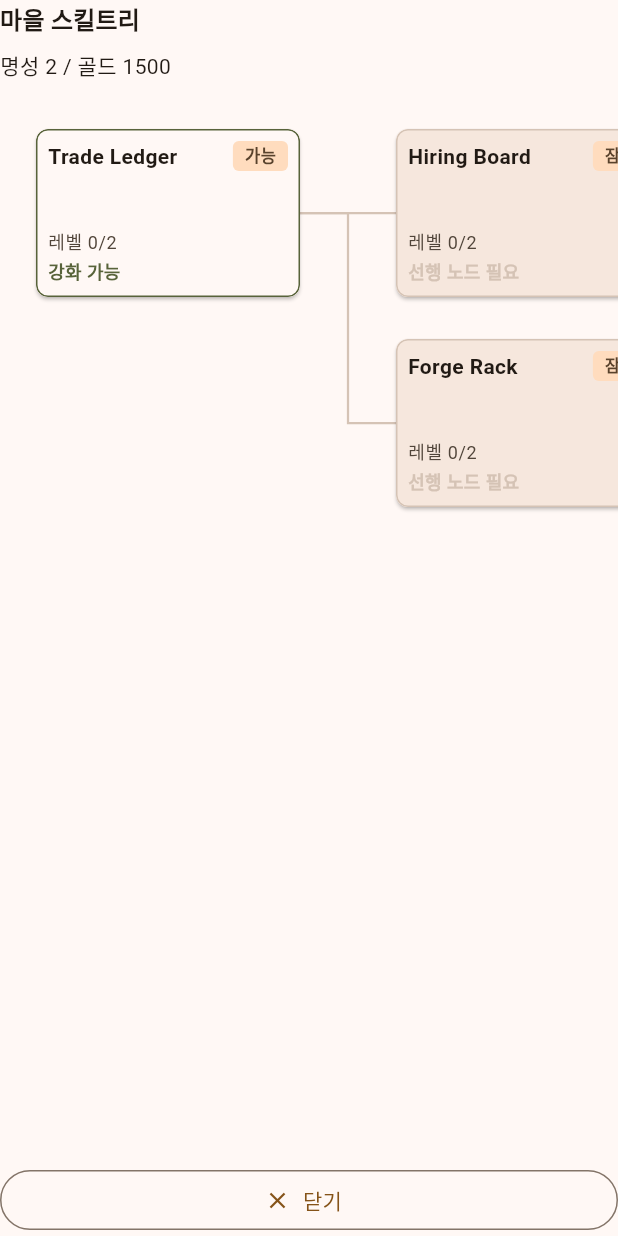
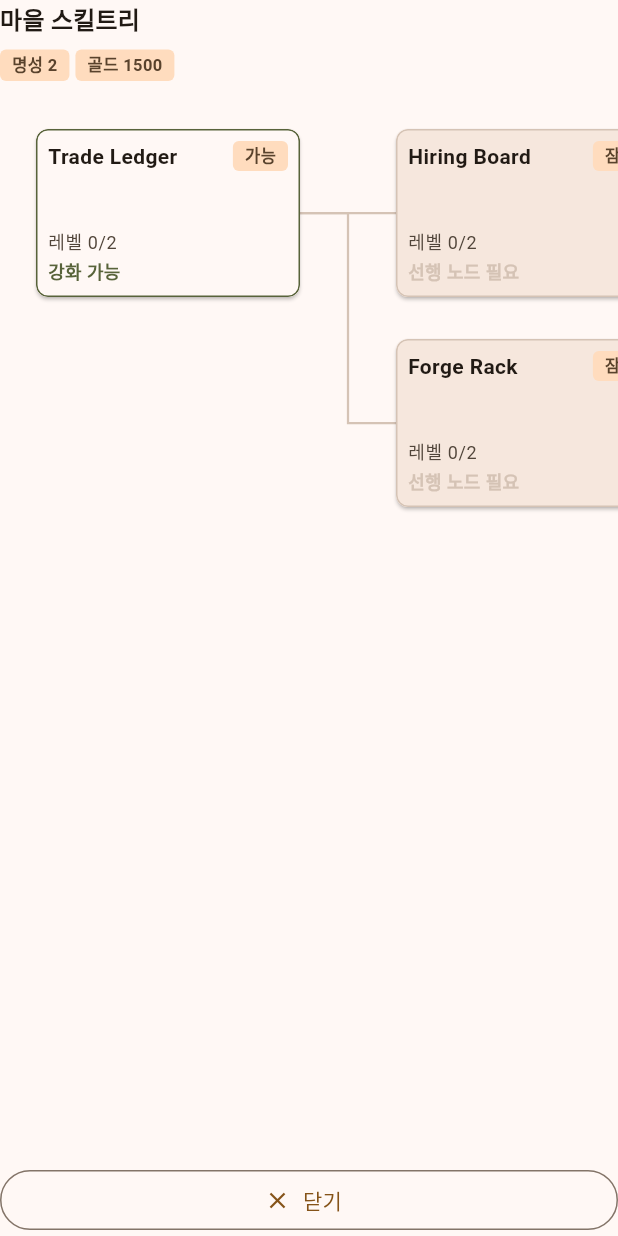
Before and after one commit to lickelon/alchemist-hunter, a Flutter app: the TownSkillTreeSheet widget shown alone on an empty page, opened directly, on a phone screen of 412 x 824 dp. Run offline on Flutter 3.47's test engine with Material 3 defaults, Android fonts, the phone set to English and light mode, and no system bars; our stand-ins replace flutter_riverpod.

Commit message:
Polish remaining visible labels

```diff
--- a/lib/features/battle/presentation/widgets/battle_stage_drop_line.dart
+++ b/lib/features/battle/presentation/widgets/battle_stage_drop_line.dart
@@ -21,7 +21,7 @@ class BattleStageDropLine extends StatelessWidget {
         const SizedBox(width: AppSpacing.sm),
         Expanded(
           child: Text(
-            '${drop.materialName} ${drop.quantityLabel} / ${drop.chanceLabel}',
+            '${drop.materialName} ${drop.quantityLabel}, ${drop.chanceLabel}',
             style: Theme.of(context).textTheme.bodySmall,
           ),
         ),
--- a/lib/features/characters/presentation/viewmodels/character_detail_selectors.dart
+++ b/lib/features/characters/presentation/viewmodels/character_detail_selectors.dart
@@ -87,7 +87,7 @@ List<String> characterDetailLines(
     MercenaryTier.champion => '챔피언 전열',
     MercenaryTier.legend => '전설 전열',
   };
-  return <String>['직군 $combatDisciplineLabel / 전열 $role'];
+  return <String>['직군 $combatDisciplineLabel, 전열 $role'];
 }
 
 String _tierMaterialDisplayName(CharacterProgress character) {
--- a/lib/features/characters/presentation/viewmodels/character_list_item_builder.dart
+++ b/lib/features/characters/presentation/viewmodels/character_list_item_builder.dart
@@ -22,7 +22,7 @@ CharacterListItemView buildCharacterListItemView({
     character: character,
     typeLabel: characterTypeLabel(character.type),
     growthLabel:
-        '레벨 ${character.level} / 랭크 ${character.rank} / 티어 ${character.tierIndex}',
+        '레벨 ${character.level}, 랭크 ${character.rank}, 티어 ${character.tierIndex}',
     rankHint: characterRankHint(character),
     tierHint: characterTierHint(character, inventory),
     tierMaterialLabel: characterTierMaterialLabel(character, inventory),
--- a/lib/features/town/presentation/widgets/sheets/town_skill_tree_sheet.dart
+++ b/lib/features/town/presentation/widgets/sheets/town_skill_tree_sheet.dart
@@ -1,3 +1,5 @@
+import 'package:alchemist_hunter/common/themes/app_spacing.dart';
+import 'package:alchemist_hunter/common/widgets/app_badge.dart';
 import 'package:alchemist_hunter/common/widgets/app_sheet_layout.dart';
 import 'package:alchemist_hunter/common/widgets/skill_tree_graph_view.dart';
 import 'package:alchemist_hunter/common/widgets/skill_tree_node_detail_dialog.dart';
@@ -19,7 +21,14 @@ class TownSkillTreeSheet extends ConsumerWidget {
 
     return AppSheetLayout(
       title: '마을 스킬트리',
-      header: Text('명성 $townInsight / 골드 $gold'),
+      header: Wrap(
+        spacing: AppSpacing.sm,
+        runSpacing: AppSpacing.sm,
+        children: <Widget>[
+          AppBadge(label: '명성 $townInsight'),
+          AppBadge(label: '골드 $gold'),
+        ],
+      ),
       body: SkillTreeGraphView(
         nodes: nodes
             .map((TownSkillNodeView node) => node.toGraphNode())
--- a/lib/features/workshop/crafting/presentation/viewmodels/discovered_potion_recipe_selectors.dart
+++ b/lib/features/workshop/crafting/presentation/viewmodels/discovered_potion_recipe_selectors.dart
@@ -140,7 +140,7 @@ String _traitRatioLabel(
   }
   final MapEntry<String, double> main = entries[0];
   final MapEntry<String, double> sub = entries[1];
-  return '메인 ${traitNames[main.key] ?? main.key} ${_ratioPercent(main.value)} / '
+  return '메인 ${traitNames[main.key] ?? main.key} ${_ratioPercent(main.value)}, '
       '서브 ${traitNames[sub.key] ?? sub.key} ${_ratioPercent(sub.value)}';
 }
 
@@ -149,7 +149,7 @@ String _discoveredRecipeSummary(
   PotionQualityGrade quality, {
   required Map<String, String> traitNames,
 }) {
-  return '${_traitRatioLabel(requiredTraits, traitNames: traitNames)} / 최고 ${quality.name.toUpperCase()}';
+  return '${_traitRatioLabel(requiredTraits, traitNames: traitNames)}, 최고 ${quality.name.toUpperCase()}';
 }
 
 String _ratioPercent(double value) {
--- a/lib/features/workshop/crafting/presentation/viewmodels/material_craft_recipe_provider.dart
+++ b/lib/features/workshop/crafting/presentation/viewmodels/material_craft_recipe_provider.dart
@@ -121,7 +121,7 @@ String materialCraftRecipeExtraCostHint(
       '${traitNames[traitId] ?? traitId} 원소 ${amount.toStringAsFixed(1)}',
     );
   });
-  return parts.join(' / ');
+  return parts.join(', ');
 }
 
 String materialCraftRecipeCostHint(
@@ -144,7 +144,7 @@ String materialCraftRecipeCostHint(
       '${traitNames[traitId] ?? traitId} 원소 ${amount.toStringAsFixed(1)}',
     );
   });
-  return parts.join(' / ');
+  return parts.join(', ');
 }
 
 int _minInt(int left, int right) {
--- a/lib/features/workshop/hatchery/presentation/viewmodels/hatch_selectors.dart
+++ b/lib/features/workshop/hatchery/presentation/viewmodels/hatch_selectors.dart
@@ -106,7 +106,7 @@ homunculusHatchRecipeViewsProvider = Provider<List<HomunculusHatchRecipeView>>((
           roleLabel: recipe.roleLabel,
           supportEffectLabel: recipe.supportEffectLabel,
           costLabel:
-              '정수 ${recipe.essenceCost} / 신비 $arcaneDustCost${materialCostLabel.isEmpty ? "" : " / $materialCostLabel"}${traitCostLabel.isEmpty ? "" : " / $traitCostLabel"}',
+              '정수 ${recipe.essenceCost}, 신비 $arcaneDustCost${materialCostLabel.isEmpty ? "" : ", $materialCostLabel"}${traitCostLabel.isEmpty ? "" : ", $traitCostLabel"}',
           availabilityLabel: availabilityLabel,
           canHatch:
               enoughEssence && enoughDust && enoughMaterials && enoughTraits,
```
Also changed, not shown: 2 other files.
